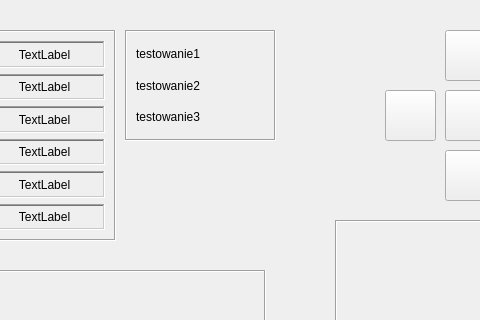
Above: mainwindow.ui from Krystian-Matusiak/Visualisation-0f-Sensoric-Data before the change; both pictures show x 625 to 1105 and y 0 to 320 of the 1292 by 643 pixel window. Below: the same form after it.
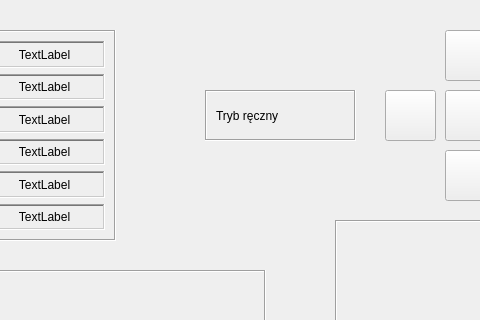
That is the form after the change. Icons and pictures are not drawn. Custom widgets are drawn as their Qt base class.

```diff
--- a/mainwindow.ui
+++ b/mainwindow.ui
@@ -524,10 +524,10 @@
    <widget class="QFrame" name="TEST">
     <property name="geometry">
      <rect>
-      <x>750</x>
-      <y>30</y>
+      <x>830</x>
+      <y>90</y>
       <width>151</width>
-      <height>111</height>
+      <height>51</height>
      </rect>
     </property>
     <property name="frameShape">
@@ -543,42 +543,7 @@
      <item row="0" column="0">
       <widget class="QLabel" name="label_13">
        <property name="text">
-        <string>testowanie1</string>
-       </property>
-      </widget>
-     </item>
-     <item row="1" column="1">
-      <widget class="QLabel" name="LW">
-       <property name="text">
-        <string/>
-       </property>
-      </widget>
-     </item>
-     <item row="1" column="0">
-      <widget class="QLabel" name="label_12">
-       <property name="text">
-        <string>testowanie2</string>
-       </property>
-      </widget>
-     </item>
-     <item row="2" column="0">
-      <widget class="QLabel" name="label_15">
-       <property name="text">
-        <string>testowanie3</string>
-       </property>
-      </widget>
-     </item>
-     <item row="0" column="1">
-      <widget class="QLabel" name="LW_2">
-       <property name="text">
-        <string/>
-       </property>
-      </widget>
-     </item>
-     <item row="2" column="1">
-      <widget class="QLabel" name="LW_3">
-       <property name="text">
-        <string/>
+        <string>Tryb ręczny</string>
        </property>
       </widget>
      </item>
```
Left out of the diff: 6 changed lines with no effect on the pictures.
